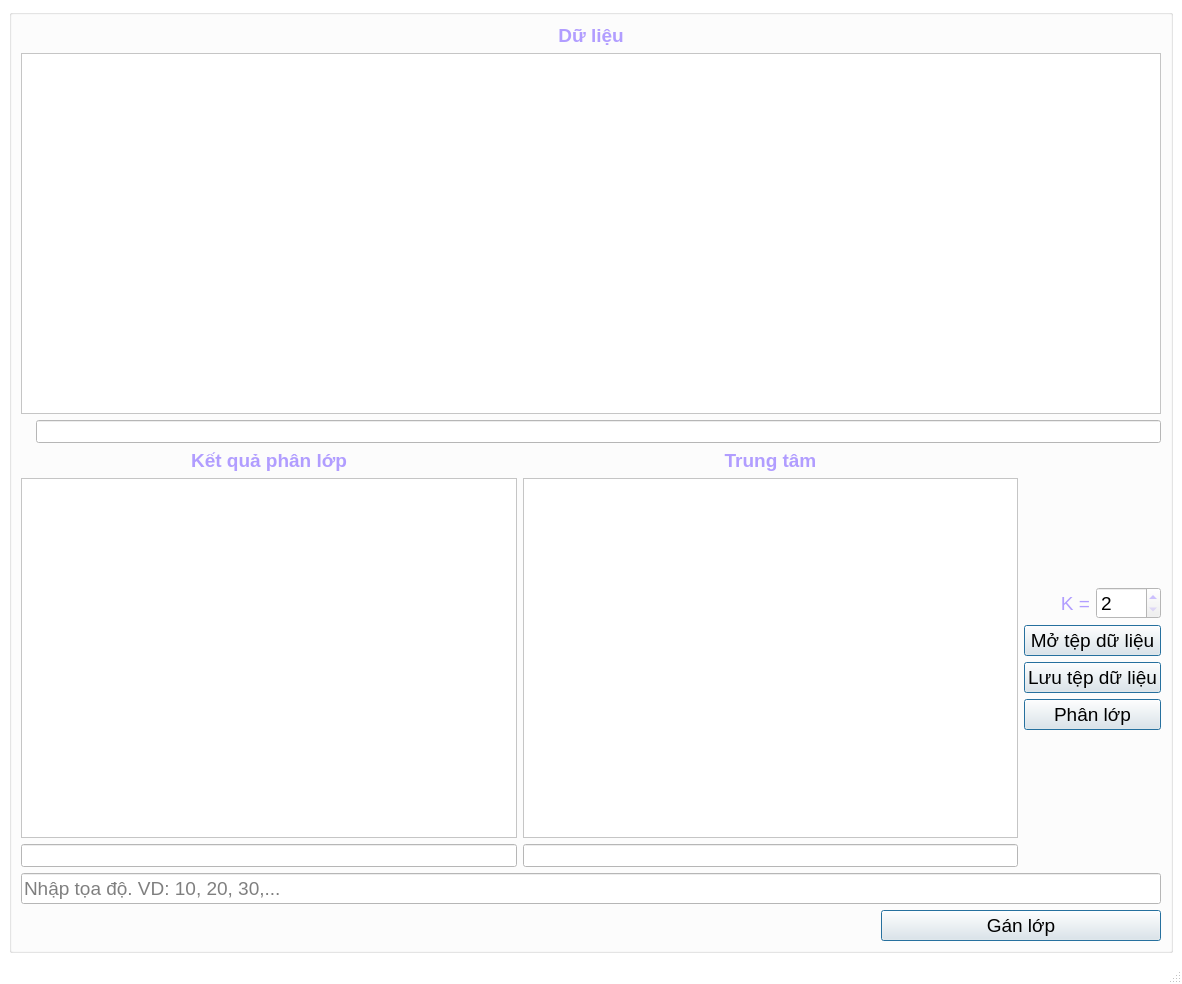
Before: the Qt Designer form GUI.ui in NghiLamPhuc/KmeansClustering, drawn with Qt 5.
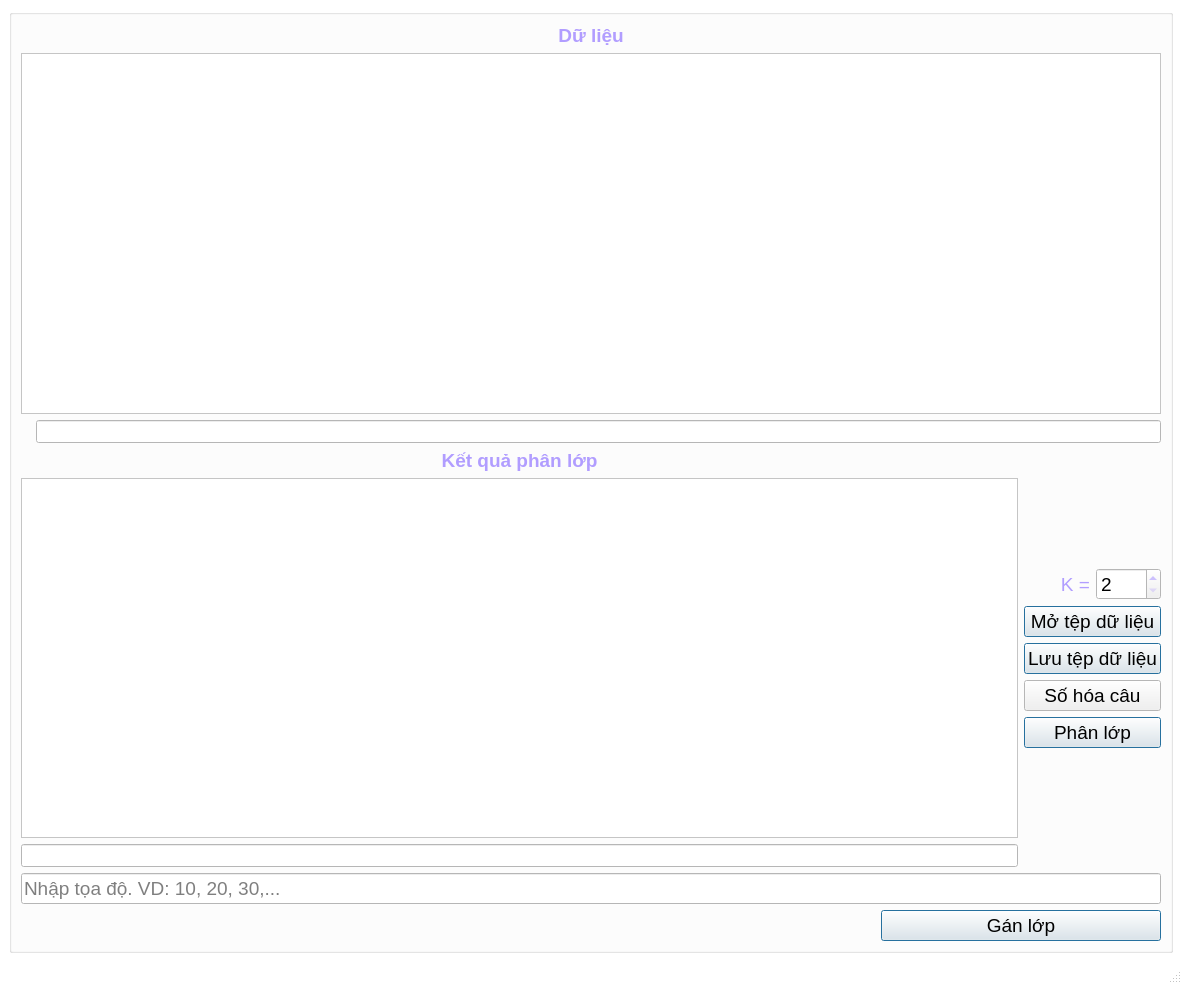
After: the same form once the commit is applied.

Commit message: Một chút nhớ ô last centers đấy. :))

```diff
--- a/GUI.ui
+++ b/GUI.ui
@@ -609,57 +609,6 @@
              </item>
             </layout>
            </item>
-           <item>
-            <layout class="QVBoxLayout" name="verticalLayout_3">
-             <item>
-              <widget class="QLabel" name="label_5">
-               <property name="font">
-                <font>
-                 <pointsize>14</pointsize>
-                 <weight>75</weight>
-                 <bold>true</bold>
-                </font>
-               </property>
-               <property name="text">
-                <string>Trung tâm</string>
-               </property>
-               <property name="alignment">
-                <set>Qt::AlignCenter</set>
-               </property>
-              </widget>
-             </item>
-             <item>
-              <widget class="QPlainTextEdit" name="plainTextLastCenters">
-               <property name="enabled">
-                <bool>true</bool>
-               </property>
-               <property name="font">
-                <font>
-                 <pointsize>14</pointsize>
-                </font>
-               </property>
-               <property name="layoutDirection">
-                <enum>Qt::LeftToRight</enum>
-               </property>
-               <property name="autoFillBackground">
-                <bool>false</bool>
-               </property>
-               <property name="plainText">
-                <string/>
-               </property>
-              </widget>
-             </item>
-             <item>
-              <widget class="QLineEdit" name="lineEditFindCenter">
-               <property name="font">
-                <font>
-                 <pointsize>10</pointsize>
-                </font>
-               </property>
-              </widget>
-             </item>
-            </layout>
-           </item>
           </layout>
          </item>
          <item>
@@ -752,6 +701,18 @@
              </property>
             </widget>
            </item>
+           <item>
+            <widget class="QPushButton" name="btnVectorize">
+             <property name="font">
+              <font>
+               <pointsize>14</pointsize>
+              </font>
+             </property>
+             <property name="text">
+              <string>Số hóa câu</string>
+             </property>
+            </widget>
+           </item>
            <item>
             <widget class="QPushButton" name="btnKmeans">
              <property name="font">
```
